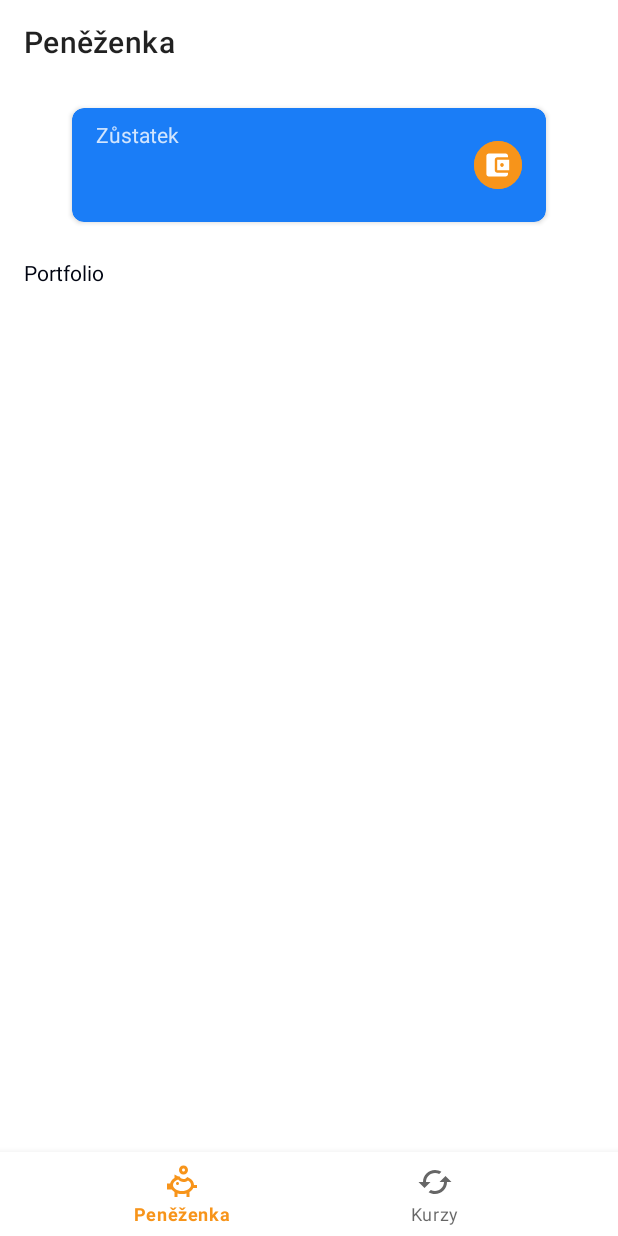
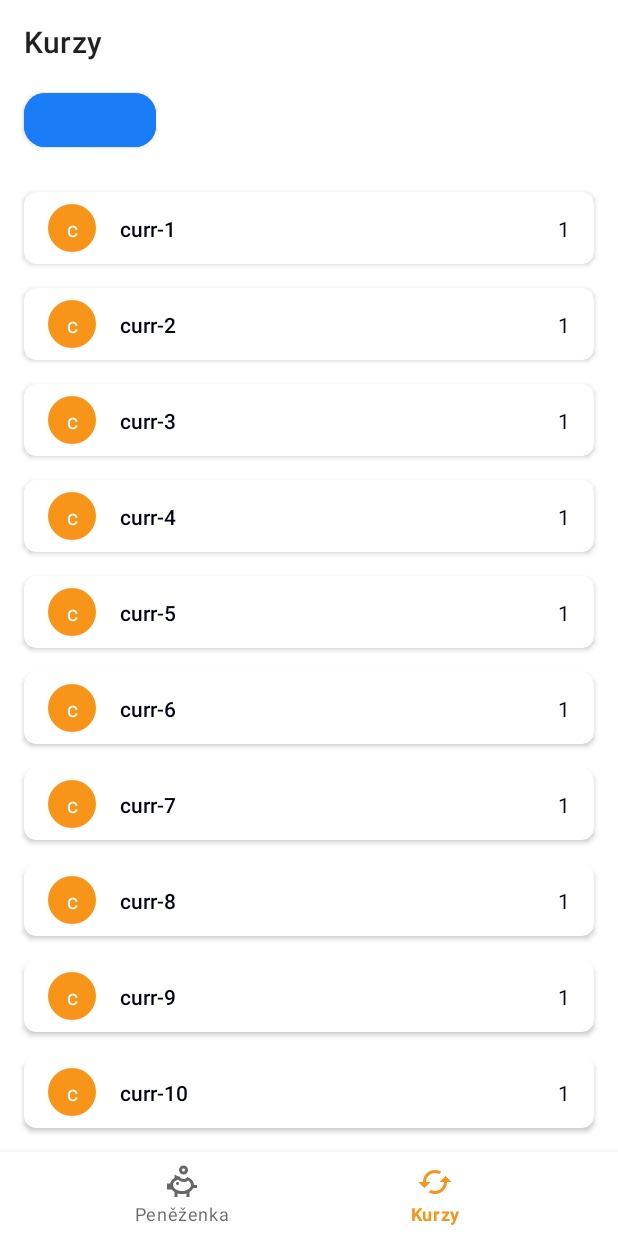
Before and after one commit to MaderaJan/CryptoMock_public, an Android app: the screen it shows after launch (MainActivity), item 2 of the bottom bar chosen, on a phone screen of 412 x 824 dp. Run offline under Robolectric (Android 15) with nearby library versions, the phone set to English and light mode, and no system bars.

Commit message:
3. cviko final

```diff
--- a/app/src/main/java/cz/maderajan/cryptomock/MainActivity.kt
+++ b/app/src/main/java/cz/maderajan/cryptomock/MainActivity.kt
@@ -4,6 +4,7 @@ import android.os.Bundle
 import androidx.appcompat.app.AppCompatActivity
 import androidx.fragment.app.Fragment
 import cz.maderajan.cryptomock.databinding.ActivityMainBinding
+import cz.maderajan.cryptomock.ui.exchangerate.ExchangeRatesFragment
 import cz.maderajan.cryptomock.ui.wallet.WalletFragment
 
 class MainActivity : AppCompatActivity() {
@@ -17,11 +18,17 @@ class MainActivity : AppCompatActivity() {
         setContentView(binding.root)
 
         binding.bottomNavigation.setOnNavigationItemSelectedListener { menuItem ->
-            TODO("TODO 2 (S) switchFragment depend on Id")
-            // TODO HINT R.id.???
-//            when (menuItem.itemId) {
-//
-//            }
+            when (menuItem.itemId) {
+                R.id.action_wallet -> {
+                    switchFragment(WalletFragment())
+                    true
+                }
+                R.id.action_exchange_rate -> {
+                    switchFragment(ExchangeRatesFragment())
+                    true
+                }
+                else -> false
+            }
         }
 
         switchFragment(WalletFragment())
--- a/app/src/main/java/cz/maderajan/cryptomock/data/WalletUnit.kt
+++ b/app/src/main/java/cz/maderajan/cryptomock/data/WalletUnit.kt
@@ -3,7 +3,6 @@ package cz.maderajan.cryptomock.data
 import java.io.Serializable
 import java.math.BigDecimal
 
-// TODO 3. data class, big decimal
 data class WalletUnit(
     val amount: BigDecimal,
     val currency: String
--- a/app/src/main/java/cz/maderajan/cryptomock/ui/exchangerate/ExchangeRatesAdapter.kt
+++ b/app/src/main/java/cz/maderajan/cryptomock/ui/exchangerate/ExchangeRatesAdapter.kt
@@ -6,27 +6,24 @@ import androidx.recyclerview.widget.RecyclerView
 import cz.maderajan.cryptomock.data.WalletUnit
 import cz.maderajan.cryptomock.databinding.ItemExchangeRatesBinding
 
-// TODO 5. Adpater
 class ExchangeRatesAdapter(private val currencySelectedCallback: (String) -> Unit) : RecyclerView.Adapter<ExchangeRatesViewHolder>() {
 
     private var items: List<WalletUnit> = emptyList()
 
-    // TODO 5. onCreateViewHolder
-    override fun onCreateViewHolder(parent: ViewGroup, viewType: Int): ExchangeRatesViewHolder =
-        ExchangeRatesViewHolder(ItemExchangeRatesBinding.inflate(LayoutInflater.from(parent.context), parent, false))
+    override fun onCreateViewHolder(parent: ViewGroup, viewType: Int): ExchangeRatesViewHolder {
+        val binding = ItemExchangeRatesBinding.inflate(LayoutInflater.from(parent.context), parent, false)
+        return ExchangeRatesViewHolder(binding)
+    }
 
-    // TODO 5. onBindViewHolder
     override fun onBindViewHolder(holderRates: ExchangeRatesViewHolder, position: Int) {
-        holderRates.bind(items[position], currencySelectedCallback)
+        val item = items[position]
+        holderRates.bind(item, currencySelectedCallback)
     }
 
     override fun getItemCount(): Int = items.size
 
-    // TODO 5. submitList
     fun submitList(newItems: List<WalletUnit>) {
         items = newItems
-
-        // TODO 5. notifyDataSetChanged
         notifyDataSetChanged()
     }
 }
--- a/app/src/main/java/cz/maderajan/cryptomock/ui/exchangerate/ExchangeRatesFragment.kt
+++ b/app/src/main/java/cz/maderajan/cryptomock/ui/exchangerate/ExchangeRatesFragment.kt
@@ -6,16 +6,15 @@ import androidx.fragment.app.Fragment
 import androidx.recyclerview.widget.LinearLayoutManager
 import cz.maderajan.cryptomock.R
 import cz.maderajan.cryptomock.databinding.FragmentExchangeBinding
+import cz.maderajan.cryptomock.repository.CoinbaseRepository
 import cz.maderajan.cryptomock.util.toast
 
-// TODO 2. Exchange fragment - basic
 class ExchangeRatesFragment : Fragment(R.layout.fragment_exchange) {
 
     private lateinit var binding: FragmentExchangeBinding
 
     private val ratesAdapter: ExchangeRatesAdapter by lazy {
         ExchangeRatesAdapter { currencyName ->
-            // TODO 8. Kotlin extension
             context?.toast(R.string.exchange_title)
         }
     }
@@ -24,10 +23,10 @@ class ExchangeRatesFragment : Fragment(R.layout.fragment_exchange) {
         super.onViewCreated(view, savedInstanceState)
         binding = FragmentExchangeBinding.bind(view)
 
-        // TODO 7. Layout manager
         binding.recyclerView.layoutManager = LinearLayoutManager(context)
         binding.recyclerView.adapter = ratesAdapter
 
-        // TODO 9. (S) ratesAdapter.submitList(coinbaseRepository.getMockedData())
+        val coinbaseRepository = CoinbaseRepository()
+        ratesAdapter.submitList(coinbaseRepository.getMockedData())
     }
 }
--- a/app/src/main/java/cz/maderajan/cryptomock/ui/exchangerate/ExchangeRatesViewHolder.kt
+++ b/app/src/main/java/cz/maderajan/cryptomock/ui/exchangerate/ExchangeRatesViewHolder.kt
@@ -3,17 +3,17 @@ package cz.maderajan.cryptomock.ui.exchangerate
 import androidx.recyclerview.widget.RecyclerView
 import cz.maderajan.cryptomock.data.WalletUnit
 import cz.maderajan.cryptomock.databinding.ItemExchangeRatesBinding
+import java.text.DecimalFormat
 
-// TODO 6. ViewHolder
 class ExchangeRatesViewHolder(private val binding: ItemExchangeRatesBinding) : RecyclerView.ViewHolder(binding.root) {
 
     fun bind(exchangeInfo: WalletUnit, currencySelectedCallback: (String) -> Unit) {
-//        binding.amountTextView.text = DecimalFormat().format(exchangeInfo.amount.toDouble())
-//        binding.avatarTextView.text = exchangeInfo.currency.first().toString()
-//        binding.currencyNameTextView.text = exchangeInfo.currency
-//
-//        binding.container.setOnClickListener {
-//            currencySelectedCallback(exchangeInfo.currency)
-//        }
+        binding.amountTextView.text = DecimalFormat().format(exchangeInfo.amount.toDouble())
+        binding.avatarTextView.text = exchangeInfo.currency.firstOrNull().toString()
+        binding.currencyNameTextView.text = exchangeInfo.currency
+
+        binding.container.setOnClickListener {
+            currencySelectedCallback(exchangeInfo.currency)
+        }
     }
 }
--- a/app/src/main/res/layout/fragment_exchange.xml
+++ b/app/src/main/res/layout/fragment_exchange.xml
@@ -5,8 +5,6 @@
     android:layout_width="match_parent"
     android:layout_height="match_parent"
     android:orientation="vertical">
-
-    <!--    TODO 1. ukázka layoutu -->
 
     <androidx.appcompat.widget.Toolbar
         android:id="@+id/toolbar"
--- a/app/src/main/res/layout/item_exchange_rates.xml
+++ b/app/src/main/res/layout/item_exchange_rates.xml
@@ -1,6 +1,7 @@
 <?xml version="1.0" encoding="utf-8"?>
 <androidx.cardview.widget.CardView xmlns:android="http://schemas.android.com/apk/res/android"
     xmlns:app="http://schemas.android.com/apk/res-auto"
+    xmlns:tools="http://schemas.android.com/tools"
     android:id="@+id/container"
     android:layout_width="match_parent"
     android:layout_height="wrap_content"
@@ -19,17 +20,50 @@
         android:paddingTop="8dp"
         android:paddingBottom="8dp">
 
-        <!-- TODO 4. (S) vytvořit layout pro exchange rate -> FIGMA    -->
-        <!-- TODO avatar_text_view -->
-        <!-- TODO style="@style/Text.Regular.Normal.Light" -->
+        <View
+            android:id="@+id/currency_avatar_background_view"
+            android:layout_width="32dp"
+            android:layout_height="32dp"
+            android:layout_marginStart="16dp"
+            android:background="@drawable/bg_circle_primary"
+            app:layout_constraintBottom_toBottomOf="parent"
+            app:layout_constraintStart_toStartOf="parent"
+            app:layout_constraintTop_toTopOf="parent" />
 
-        <!-- TODO currency_name_text_view -->
-        <!-- TODO style="@style/Text.Medium.Normal.Dark" -->
+        <TextView
+            android:id="@+id/avatar_text_view"
+            style="@style/Text.Regular.Normal.Light"
+            android:layout_width="wrap_content"
+            android:layout_height="wrap_content"
+            app:layout_constraintBottom_toBottomOf="@id/currency_avatar_background_view"
+            app:layout_constraintEnd_toEndOf="@id/currency_avatar_background_view"
+            app:layout_constraintStart_toStartOf="@id/currency_avatar_background_view"
+            app:layout_constraintTop_toTopOf="@id/currency_avatar_background_view"
+            tools:text="C" />
 
-        <!-- TODO amount_text_view-->
-        <!-- TODO style="@style/Text.Regular.Normal.Dark"-->
+        <TextView
+            android:id="@+id/currency_name_text_view"
+            style="@style/Text.Medium.Normal.Dark"
+            android:layout_width="wrap_content"
+            android:layout_height="wrap_content"
+            android:layout_marginStart="16dp"
+            app:layout_constraintTop_toTopOf="parent"
+            app:layout_constraintBottom_toBottomOf="parent"
+            app:layout_constraintStart_toEndOf="@id/currency_avatar_background_view"
+            tools:text="CZK" />
+
+        <TextView
+            android:id="@+id/amount_text_view"
+            style="@style/Text.Regular.Normal.Dark"
+            android:layout_width="wrap_content"
+            android:layout_height="wrap_content"
+            android:layout_marginStart="16dp"
+            android:layout_marginEnd="16dp"
+            app:layout_constraintBottom_toBottomOf="@id/currency_avatar_background_view"
+            app:layout_constraintEnd_toEndOf="parent"
+            app:layout_constraintTop_toTopOf="@id/currency_avatar_background_view"
+            tools:text="0.1111111111111561651651651" />
 
     </androidx.constraintlayout.widget.ConstraintLayout>
 
-
 </androidx.cardview.widget.CardView>
```
Also changed, not shown: app/src/main/java/cz/maderajan/cryptomock/repository/CoinbaseRepository.kt (+26 -1 lines), app/src/main/java/cz/maderajan/cryptomock/util/extensions.kt (+6 -1 lines).
